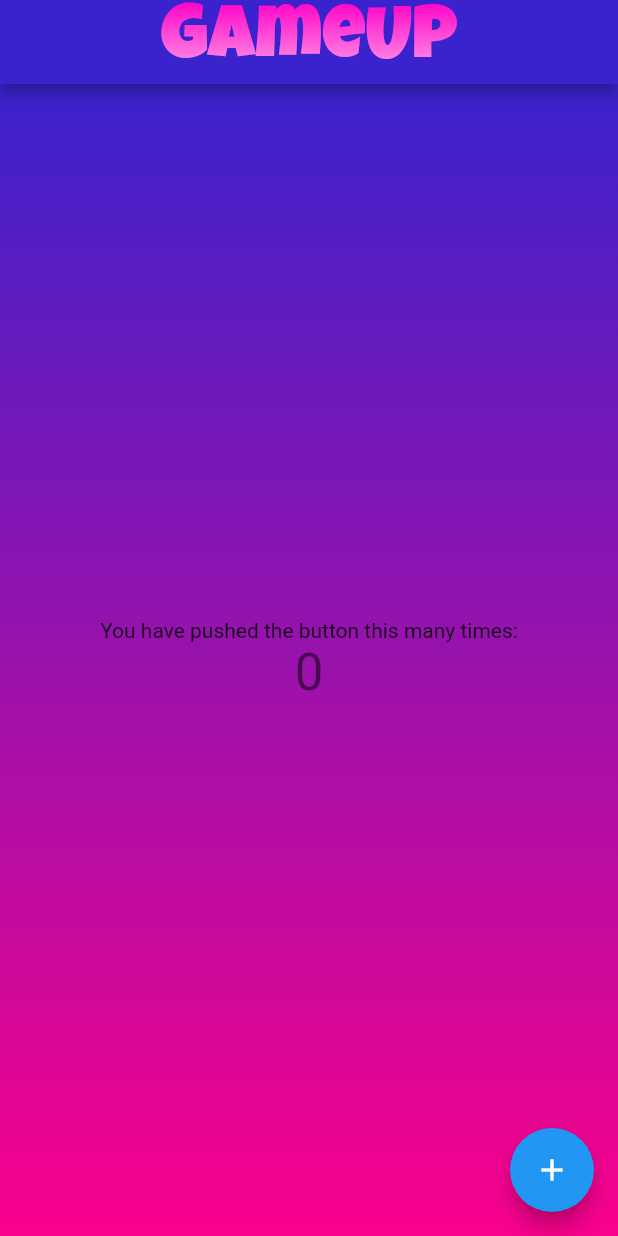
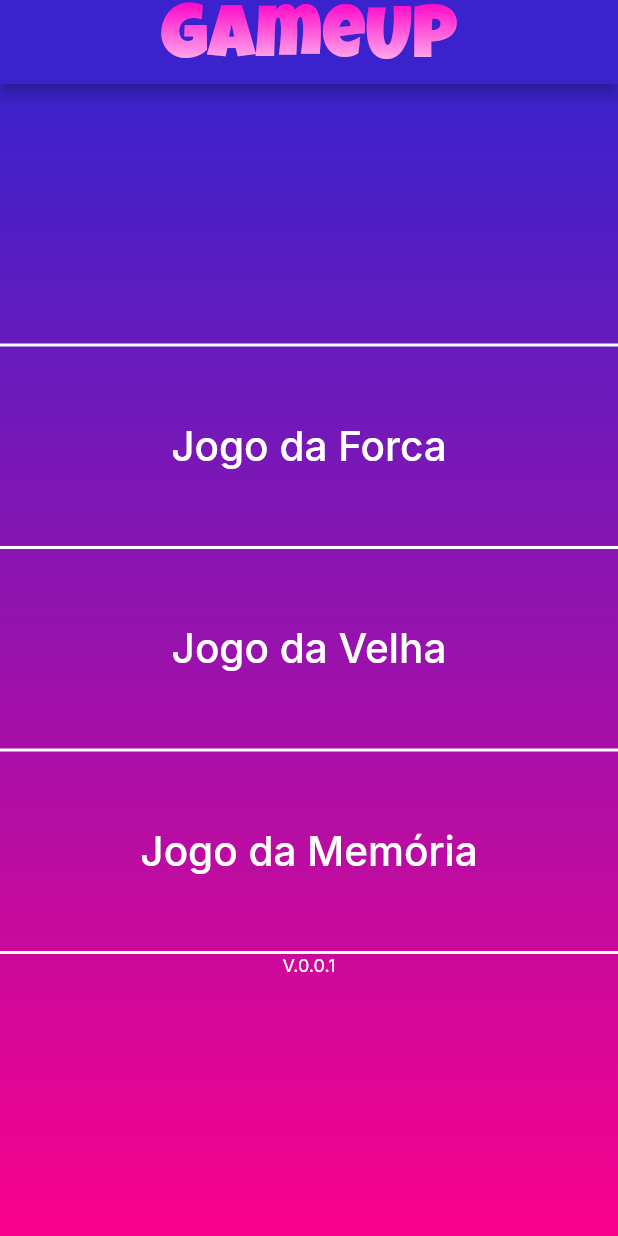
Before and after one commit to Wo1verine45/GameUp, a Flutter app: the screen it shows after launch, on a phone screen of 412 x 824 dp. Run offline on Flutter 3.47's test engine with Material 2 defaults, Android fonts, the phone set to English and light mode, and no system bars.

Commit message:
v.0.0.1 added

```diff
--- a/lib/main.dart
+++ b/lib/main.dart
@@ -1,4 +1,5 @@
 import 'package:flutter/material.dart';
+import 'package:app/sizes_helpers.dart';
 
 void main() {
   runApp(const MyApp());
@@ -30,13 +31,14 @@ class _MyHomePageState extends State<MyHomePage> {
     colors: [Color.fromRGBO(255, 0, 199, 1.0), Colors.white],
     begin: Alignment.topCenter,
     end: Alignment.bottomCenter,
-  ).createShader(const Rect.fromLTWH(0.0, 0.0, 320.0, 80.0));
+  ).createShader(const Rect.fromLTWH(0.0, 0.0, 300.0, 60.0));
 
   int _counter = 0;
 
   void _incrementCounter() {
     setState(() {
       _counter++;
+      print(_counter);
     });
   }
 
@@ -69,22 +71,73 @@ class _MyHomePageState extends State<MyHomePage> {
               child: Column(
                 mainAxisAlignment: MainAxisAlignment.center,
                 children: <Widget>[
+                  Container(
+                    width: displayWidth(context),
+                    decoration: const BoxDecoration(
+                        border: Border(
+                      top: BorderSide(width: 2.0, color: Colors.white),
+                    )),
+                    child: TextButton(
+                        style: TextButton.styleFrom(
+                          padding: const EdgeInsets.fromLTRB(0, 50, 0, 50),
+                        ),
+                        onPressed: _incrementCounter,
+                        child: const Text(
+                          'Jogo da Forca',
+                          style: TextStyle(
+                              color: Colors.white,
+                              fontSize: 27,
+                              fontFamily: 'Inter'),
+                        )),
+                  ),
+                  Container(
+                    width: displayWidth(context),
+                    decoration: const BoxDecoration(
+                        border: Border(
+                            top: BorderSide(width: 2.0, color: Colors.white),
+                            bottom:
+                                BorderSide(width: 2.0, color: Colors.white))),
+                    child: TextButton(
+                        style: TextButton.styleFrom(
+                          padding: const EdgeInsets.fromLTRB(0, 50, 0, 50),
+                        ),
+                        onPressed: _incrementCounter,
+                        child: const Text(
+                          'Jogo da Velha',
+                          style: TextStyle(
+                              color: Colors.white,
+                              fontSize: 27,
+                              fontFamily: 'Inter'),
+                        )),
+                  ),
+                  Container(
+                    width: displayWidth(context),
+                    decoration: const BoxDecoration(
+                        border: Border(
+                            bottom:
+                                BorderSide(width: 2.0, color: Colors.white))),
+                    child: TextButton(
+                        style: TextButton.styleFrom(
+                          padding: const EdgeInsets.fromLTRB(0, 50, 0, 50),
+                        ),
+                        onPressed: _incrementCounter,
+                        child: const Text(
+                          'Jogo da Memória',
+                          style: TextStyle(
+                              color: Colors.white,
+                              fontSize: 27,
+                              fontFamily: 'Inter'),
+                        )),
+                  ),
                   const Text(
-                    'You have pushed the button this many times:',
-                  ),
-                  Text(
-                    '$_counter',
-                    style: Theme.of(context).textTheme.headlineMedium,
+                    'V.0.0.1',
+                    style: TextStyle(
+                        color: Colors.white, fontSize: 12, fontFamily: 'Inter'),
                   ),
                 ],
               ),
             )),
       ),
-      floatingActionButton: FloatingActionButton(
-        onPressed: _incrementCounter,
-        tooltip: 'Increment',
-        child: const Icon(Icons.add),
-      ),
     );
   }
 }
--- /dev/null
+++ b/lib/sizes_helpers.dart
@@ -0,0 +1,16 @@
+import 'package:flutter/material.dart';
+
+Size displaySize(BuildContext context) {
+  debugPrint('Size = ' + MediaQuery.of(context).size.toString());
+  return MediaQuery.of(context).size;
+}
+
+double displayHeight(BuildContext context) {
+  debugPrint('Height = ' + displaySize(context).height.toString());
+  return displaySize(context).height;
+}
+
+double displayWidth(BuildContext context) {
+  debugPrint('Width = ' + displaySize(context).width.toString());
+  return displaySize(context).width;
+}
--- a/pubspec.yaml
+++ b/pubspec.yaml
@@ -57,6 +57,9 @@ flutter:
     - family: LuckiestGuy
       fonts:
         - asset: assets/fonts/LuckiestGuy-Regular.ttf
+    - family: Inter
+      fonts:
+        - asset: assets\fonts\Inter-VariableFont_slnt,wght.ttf
   # The following line ensures that the Material Icons font is
   # included with your application, so that you can use the icons in
   # the material Icons class.
```
Also changed, not shown: assets/fonts/Inter-VariableFont_slnt,wght.ttf (added).
